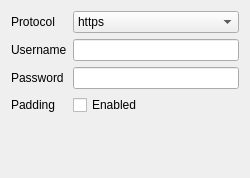
Old version of the form ui/OutboundEditor.ui in the repository Qv2ray/QvPlugin-NaiveProxy.
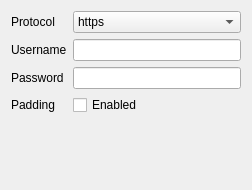
New version of the form.

Commit message: optimize? user interface

What changed in the file:
```diff
--- a/ui/OutboundEditor.ui
+++ b/ui/OutboundEditor.ui
@@ -6,8 +6,8 @@
    <rect>
     <x>0</x>
     <y>0</y>
-    <width>250</width>
-    <height>178</height>
+    <width>252</width>
+    <height>190</height>
    </rect>
   </property>
   <property name="windowTitle">
@@ -53,7 +53,11 @@
     </widget>
    </item>
    <item row="2" column="1">
-    <widget class="QLineEdit" name="passTxt"/>
+    <widget class="QLineEdit" name="textPassword">
+     <property name="echoMode">
+      <enum>QLineEdit::PasswordEchoOnEdit</enum>
+     </property>
+    </widget>
    </item>
    <item row="3" column="0">
     <widget class="QLabel" name="label_4">
```
Left out of the diff: 26 changed lines with no effect on the pictures. The commit also changes 5 other files.
